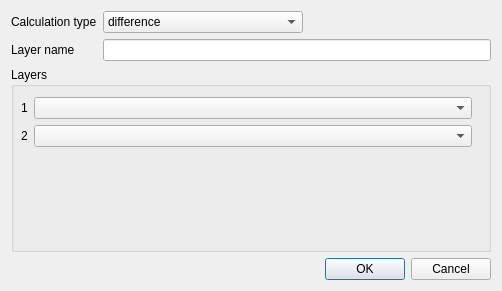
This is ImaerPlugin/relate_calc_results_dlg.ui in opengeogroep/AERIUS-QGIS-plugins as Qt 5 draws it before an edit. The edited form follows.
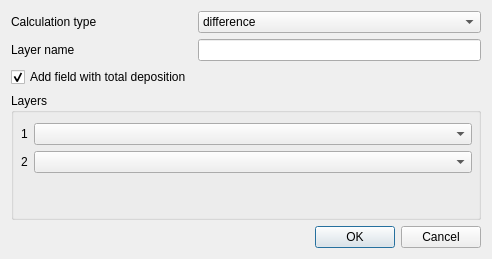
This is the edited form. Custom widgets are drawn as their Qt base class.

Commit message: add dep_TOTAL column (optionally)

Diff of the .ui file:
```diff
--- a/ImaerPlugin/relate_calc_results_dlg.ui
+++ b/ImaerPlugin/relate_calc_results_dlg.ui
@@ -6,8 +6,8 @@
    <rect>
     <x>0</x>
     <y>0</y>
-    <width>502</width>
-    <height>291</height>
+    <width>492</width>
+    <height>259</height>
    </rect>
   </property>
   <property name="windowTitle">
@@ -32,7 +32,7 @@
         <widget class="QComboBox" name="combo_calc_type">
          <property name="maximumSize">
           <size>
-           <width>200</width>
+           <width>16777215</width>
            <height>16777215</height>
           </size>
          </property>
@@ -58,6 +58,16 @@
        <item row="1" column="1">
         <widget class="QLineEdit" name="edit_layer_name"/>
        </item>
+       <item row="2" column="0">
+        <widget class="QCheckBox" name="checkBox_add_totals">
+         <property name="text">
+          <string>Add field with total deposition</string>
+         </property>
+         <property name="checked">
+          <bool>true</bool>
+         </property>
+        </widget>
+       </item>
       </layout>
      </item>
      <item>
@@ -77,7 +87,7 @@
           <x>10</x>
           <y>30</y>
           <width>451</width>
-          <height>134</height>
+          <height>71</height>
          </rect>
         </property>
         <layout class="QFormLayout" name="formLayout_layers">
```
The commit also changes 1 other file.
